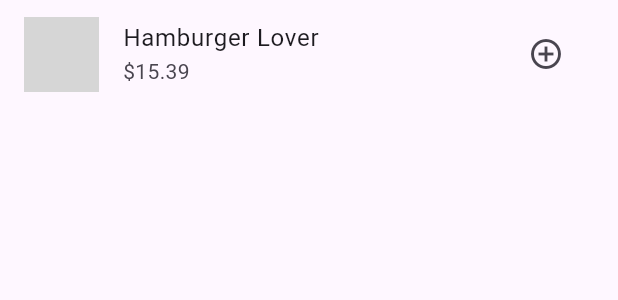
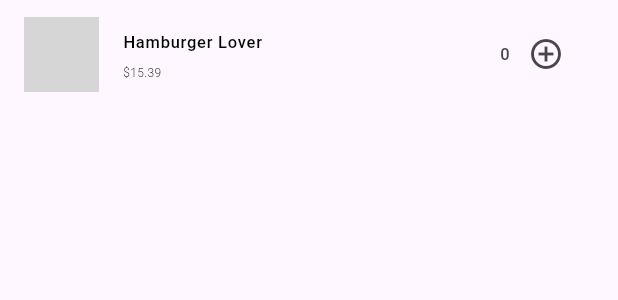
Before and after one commit to yyBasiony/food_delivery_app, a Flutter app: the OrderItem widget shown alone on an empty page, opened directly, on a phone screen of 412 x 824 dp. Shown: the top 300 px of the screen. Run offline on Flutter 3.47's test engine with Material 3 defaults, Android fonts, the phone set to English and light mode, and no system bars; our stand-ins replace easy_localization; grey boxes are pictures that could not be loaded.

Commit message:
add some detaies

```diff
--- a/lib/presentation/main_view/home/order_item.dart
+++ b/lib/presentation/main_view/home/order_item.dart
@@ -1,29 +1,57 @@
 import 'package:flutter/material.dart';
+import '../../resources/app_text_theme.dart';
 
-class OrderItem extends StatelessWidget {
+class OrderItem extends StatefulWidget {
   final String imageUrl;
   final String title;
   final String price;
-  final int quantity;
-  final VoidCallback onAdd;
 
   const OrderItem({
     required this.imageUrl,
     required this.title,
     required this.price,
-    required this.quantity,
-    required this.onAdd,
-  });
+    Key? key,
+  }) : super(key: key);
+
+  @override
+  _OrderItemState createState() => _OrderItemState();
+}
+
+class _OrderItemState extends State<OrderItem> {
+  int quantity = 0;
+
+  void _increaseQuantity() {
+    setState(() {
+      quantity++;
+    });
+  }
+
+  void _decreaseQuantity() {
+    if (quantity > 0) {
+      setState(() {
+        quantity--;
+      });
+    }
+  }
 
   @override
   Widget build(BuildContext context) {
     return ListTile(
-      leading: Image.asset(imageUrl, width: 50, height: 50),
-      title: Text(title),
-      subtitle: Text('\$$price'),
-      trailing: IconButton(
-        icon: const Icon(Icons.add_circle_outline),
-        onPressed: onAdd,
+      leading: Image.asset(widget.imageUrl, width: 50, height: 50),
+      title: Text(widget.title, style: AppTextTheme.label1),
+      subtitle: Text('\$${widget.price}', style: AppTextTheme.label11),
+      trailing: Row(
+        mainAxisSize: MainAxisSize.min,
+        children: [
+          if (quantity > 0)
+            IconButton(
+                icon: const Icon(Icons.remove_circle_outline),
+                onPressed: _decreaseQuantity),
+          Text('$quantity'),
+          IconButton(
+              icon: const Icon(Icons.add_circle_outline),
+              onPressed: _increaseQuantity),
+        ],
       ),
     );
   }
--- a/lib/presentation/main_view/profile/profile_screen.dart
+++ b/lib/presentation/main_view/profile/profile_screen.dart
@@ -14,7 +14,7 @@ class ProfileScreen extends StatelessWidget {
   Widget build(BuildContext context) {
     return Scaffold(
       appBar: AppBar(
-        leading: CustomIconButtonBack(),
+        leading: const CustomIconButtonBack(),
         title: const Text("My Profile"),
       ),
       body: SingleChildScrollView(
```
Also changed, not shown: lib/presentation/main_view/home/info_screen.dart (+9 -7 lines), lib/presentation/main_view/home/order_screen.dart (+3 -7 lines), lib/presentation/main_view/home/restraurnt_detils.dart (+41 -24 lines), lib/presentation/main_view/home/review_item.dart (+7 -5 lines).
